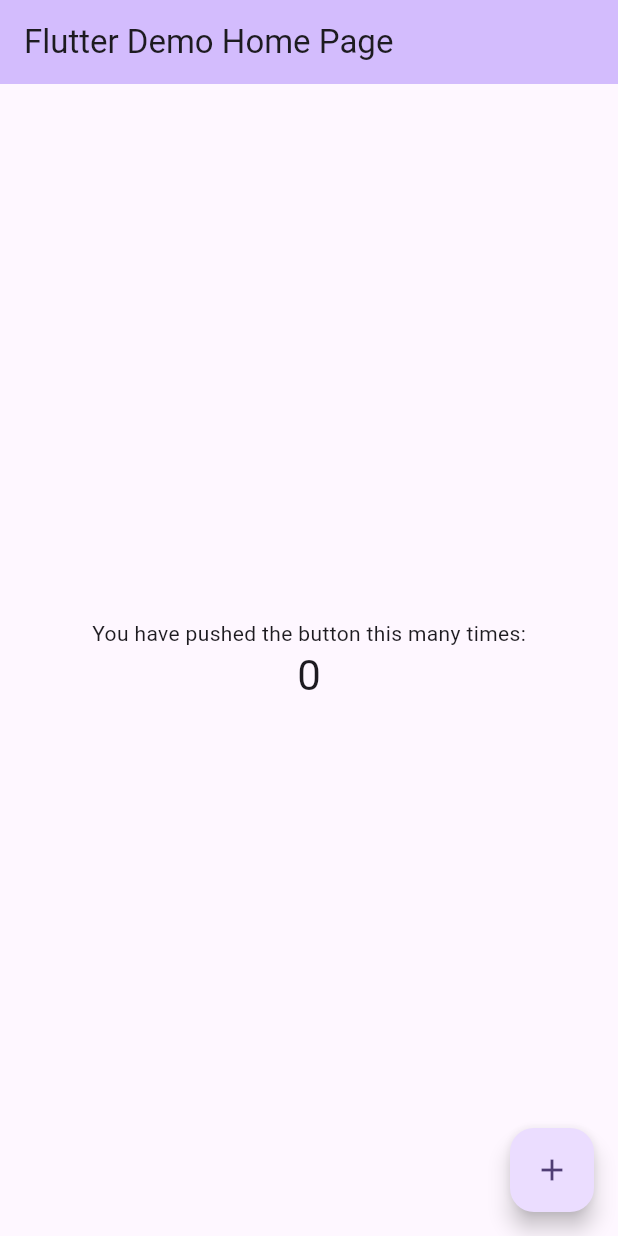
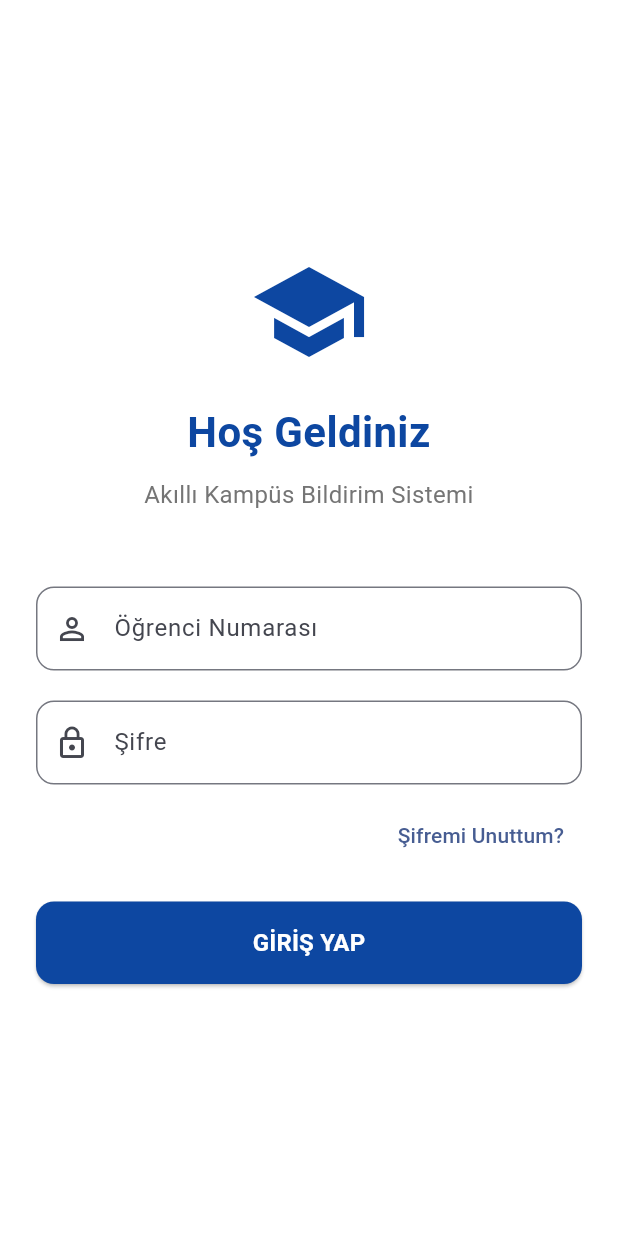
Before and after one commit to emir-png/akilli-kampus-bildirim, a Flutter app: the screen it shows after launch, on a phone screen of 412 x 824 dp. Run offline on Flutter 3.47's test engine with Material 3 defaults, Android fonts, the light colour scheme and no system bars.

Commit message:
Splash ve Login ekran tasarimi tamamlandi.

```diff
--- a/lib/main.dart
+++ b/lib/main.dart
@@ -1,4 +1,5 @@
 import 'package:flutter/material.dart';
+import 'screens/splash_screen.dart'; // Splash ekranını içeri aktardık
 
 void main() {
   runApp(const MyApp());
@@ -7,116 +8,16 @@ void main() {
 class MyApp extends StatelessWidget {
   const MyApp({super.key});
 
-  // This widget is the root of your application.
   @override
   Widget build(BuildContext context) {
     return MaterialApp(
-      title: 'Flutter Demo',
+      debugShowCheckedModeBanner: false,
+      title: 'Akıllı Kampüs',
       theme: ThemeData(
-        // This is the theme of your application.
-        //
-        // TRY THIS: Try running your application with "flutter run". You'll see
-        // the application has a purple toolbar. Then, without quitting the app,
-        // try changing the seedColor in the colorScheme below to Colors.green
-        // and then invoke "hot reload" (save your changes or press the "hot
-        // reload" button in a Flutter-supported IDE, or press "r" if you used
-        // the command line to start the app).
-        //
-        // Notice that the counter didn't reset back to zero; the application
-        // state is not lost during the reload. To reset the state, use hot
-        // restart instead.
-        //
-        // This works for code too, not just values: Most code changes can be
-        // tested with just a hot reload.
-        colorScheme: .fromSeed(seedColor: Colors.deepPurple),
+        colorScheme: ColorScheme.fromSeed(seedColor: const Color(0xFF0D47A1)),
+        useMaterial3: true,
       ),
-      home: const MyHomePage(title: 'Flutter Demo Home Page'),
+      home: const SplashScreen(), // Uygulama buradan başlayacak
     );
   }
 }
-
-class MyHomePage extends StatefulWidget {
-  const MyHomePage({super.key, required this.title});
-
-  // This widget is the home page of your application. It is stateful, meaning
-  // that it has a State object (defined below) that contains fields that affect
-  // how it looks.
-
-  // This class is the configuration for the state. It holds the values (in this
-  // case the title) provided by the parent (in this case the App widget) and
-  // used by the build method of the State. Fields in a Widget subclass are
-  // always marked "final".
-
-  final String title;
-
-  @override
-  State<MyHomePage> createState() => _MyHomePageState();
-}
-
-class _MyHomePageState extends State<MyHomePage> {
-  int _counter = 0;
-
-  void _incrementCounter() {
-    setState(() {
-      // This call to setState tells the Flutter framework that something has
-      // changed in this State, which causes it to rerun the build method below
-      // so that the display can reflect the updated values. If we changed
-      // _counter without calling setState(), then the build method would not be
-      // called again, and so nothing would appear to happen.
-      _counter++;
-    });
-  }
-
-  @override
-  Widget build(BuildContext context) {
-    // This method is rerun every time setState is called, for instance as done
-    // by the _incrementCounter method above.
-    //
-    // The Flutter framework has been optimized to make rerunning build methods
-    // fast, so that you can just rebuild anything that needs updating rather
-    // than having to individually change instances of widgets.
-    return Scaffold(
-      appBar: AppBar(
-        // TRY THIS: Try changing the color here to a specific color (to
-        // Colors.amber, perhaps?) and trigger a hot reload to see the AppBar
-        // change color while the other colors stay the same.
-        backgroundColor: Theme.of(context).colorScheme.inversePrimary,
-        // Here we take the value from the MyHomePage object that was created by
-        // the App.build method, and use it to set our appbar title.
-        title: Text(widget.title),
-      ),
-      body: Center(
-        // Center is a layout widget. It takes a single child and positions it
-        // in the middle of the parent.
-        child: Column(
-          // Column is also a layout widget. It takes a list of children and
-          // arranges them vertically. By default, it sizes itself to fit its
-          // children horizontally, and tries to be as tall as its parent.
-          //
-          // Column has various properties to control how it sizes itself and
-          // how it positions its children. Here we use mainAxisAlignment to
-          // center the children vertically; the main axis here is the vertical
-          // axis because Columns are vertical (the cross axis would be
-          // horizontal).
-          //
-          // TRY THIS: Invoke "debug painting" (choose the "Toggle Debug Paint"
-          // action in the IDE, or press "p" in the console), to see the
-          // wireframe for each widget.
-          mainAxisAlignment: .center,
-          children: [
-            const Text('You have pushed the button this many times:'),
-            Text(
-              '$_counter',
-              style: Theme.of(context).textTheme.headlineMedium,
-            ),
-          ],
-        ),
-      ),
-      floatingActionButton: FloatingActionButton(
-        onPressed: _incrementCounter,
-        tooltip: 'Increment',
-        child: const Icon(Icons.add),
-      ),
-    );
-  }
-}
--- /dev/null
+++ b/lib/screens/login_screen.dart
@@ -0,0 +1,115 @@
+import 'package:flutter/material.dart';
+
+class LoginScreen extends StatefulWidget {
+  const LoginScreen({super.key});
+
+  @override
+  State<LoginScreen> createState() => _LoginScreenState();
+}
+
+class _LoginScreenState extends State<LoginScreen> {
+  // Girilen verileri tutmak için kontrolcüler
+  final _studentIdController = TextEditingController();
+  final _passwordController = TextEditingController();
+
+  @override
+  Widget build(BuildContext context) {
+    return Scaffold(
+      backgroundColor: Colors.white,
+      body: Center(
+        child: SingleChildScrollView( // Klavye açılınca taşmayı önler
+          padding: const EdgeInsets.all(24.0),
+          child: Column(
+            mainAxisAlignment: MainAxisAlignment.center,
+            crossAxisAlignment: CrossAxisAlignment.stretch,
+            children: [
+              // Logo Alanı
+              Icon(
+                Icons.school,
+                size: 80,
+                color: const Color(0xFF0D47A1), // Kampüs mavisi
+              ),
+              const SizedBox(height: 20),
+              const Text(
+                "Hoş Geldiniz",
+                textAlign: TextAlign.center,
+                style: TextStyle(
+                  fontSize: 28,
+                  fontWeight: FontWeight.bold,
+                  color: Color(0xFF0D47A1),
+                ),
+              ),
+              const SizedBox(height: 10),
+              Text(
+                "Akıllı Kampüs Bildirim Sistemi",
+                textAlign: TextAlign.center,
+                style: TextStyle(
+                  fontSize: 16,
+                  color: Colors.grey[600],
+                ),
+              ),
+              const SizedBox(height: 50),
+
+              // Kullanıcı Adı / Öğrenci No Alanı
+              TextField(
+                controller: _studentIdController,
+                decoration: InputDecoration(
+                  labelText: "Öğrenci Numarası",
+                  prefixIcon: const Icon(Icons.person_outline),
+                  border: OutlineInputBorder(
+                    borderRadius: BorderRadius.circular(12),
+                  ),
+                ),
+              ),
+              const SizedBox(height: 20),
+
+              // Şifre Alanı
+              TextField(
+                controller: _passwordController,
+                obscureText: true, // Şifreyi gizler (****)
+                decoration: InputDecoration(
+                  labelText: "Şifre",
+                  prefixIcon: const Icon(Icons.lock_outline),
+                  border: OutlineInputBorder(
+                    borderRadius: BorderRadius.circular(12),
+                  ),
+                ),
+              ),
+              const SizedBox(height: 10),
+
+              // Şifremi Unuttum (Opsiyonel)
+              Align(
+                alignment: Alignment.centerRight,
+                child: TextButton(
+                  onPressed: () {},
+                  child: const Text("Şifremi Unuttum?"),
+                ),
+              ),
+              const SizedBox(height: 20),
+
+              // Giriş Butonu
+              ElevatedButton(
+                onPressed: () {
+                  // İleride buraya backend kontrolü gelecek
+                  print("Giriş denemesi: ${_studentIdController.text}");
+                },
+                style: ElevatedButton.styleFrom(
+                  backgroundColor: const Color(0xFF0D47A1),
+                  foregroundColor: Colors.white,
+                  padding: const EdgeInsets.symmetric(vertical: 16),
+                  shape: RoundedRectangleBorder(
+                    borderRadius: BorderRadius.circular(12),
+                  ),
+                ),
+                child: const Text(
+                  "GİRİŞ YAP",
+                  style: TextStyle(fontSize: 16, fontWeight: FontWeight.bold),
+                ),
+              ),
+            ],
+          ),
+        ),
+      ),
+    );
+  }
+}
```
Also changed, not shown: lib/screens/splash_screen.dart (added, +63 -0 lines), 1 other file.
